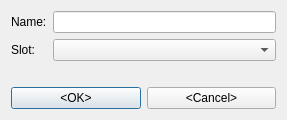
ExplosBlue/CoinKiller, file newtilesetdialog.ui: the form before one commit.
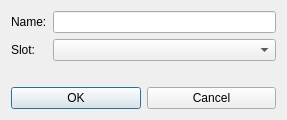
The form after the commit.

```diff
--- a/newtilesetdialog.ui
+++ b/newtilesetdialog.ui
@@ -50,14 +50,14 @@
      <item>
       <widget class="QPushButton" name="okButton">
        <property name="text">
-        <string>&lt;OK&gt;</string>
+        <string>OK</string>
        </property>
       </widget>
      </item>
      <item>
       <widget class="QPushButton" name="cancelButton">
        <property name="text">
-        <string>&lt;Cancel&gt;</string>
+        <string>Cancel</string>
        </property>
       </widget>
      </item>
```
